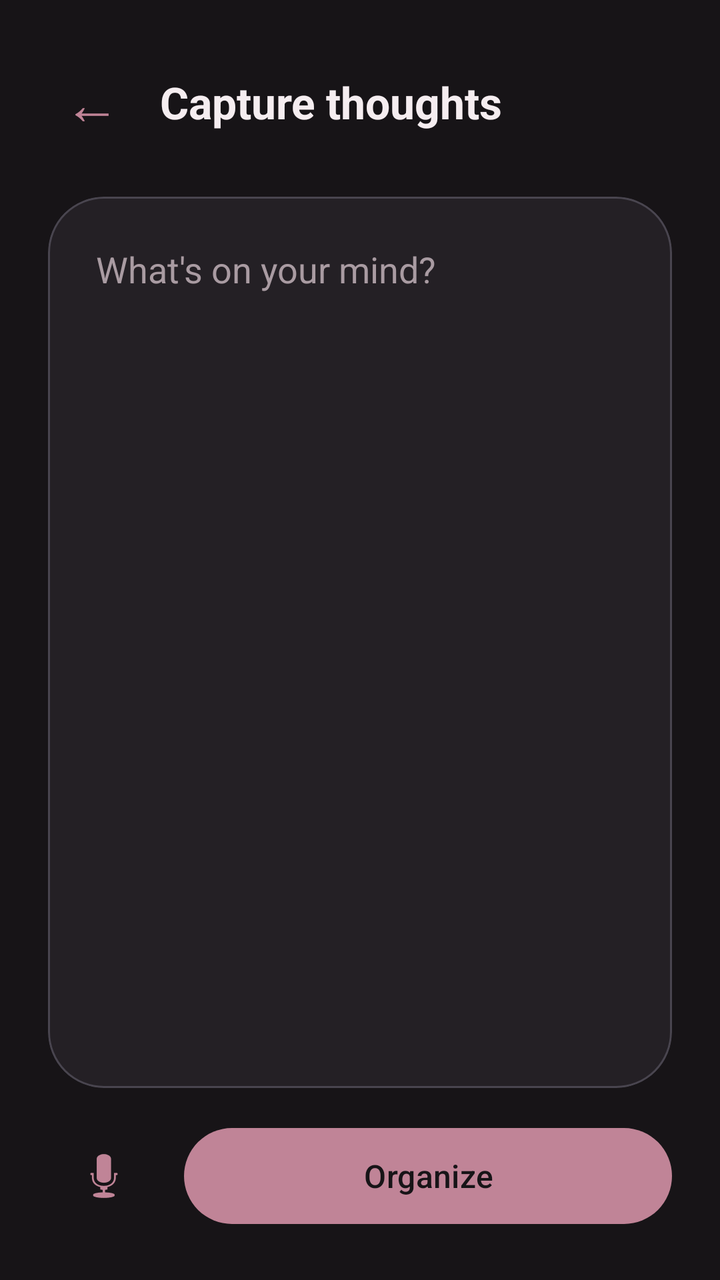
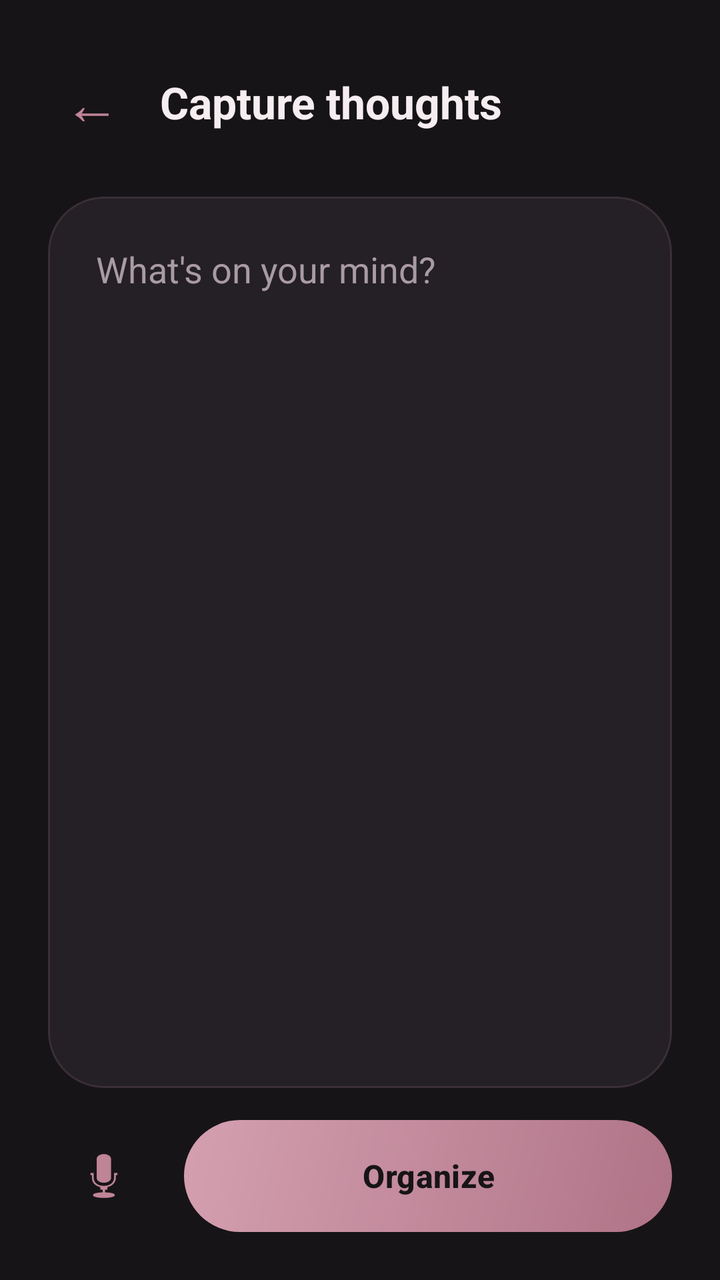

The first picture is an Android layout as it rendered before a commit; the second is the same layout after the commit. The layout source and the unified diff follow.
<!-- AndroidManifest.xml: application theme Theme.Unsaid -->
<!-- res/layout/activity_capture.xml -->
<?xml version="1.0" encoding="utf-8"?>
<LinearLayout xmlns:android="http://schemas.android.com/apk/res/android"
    xmlns:app="http://schemas.android.com/apk/res-auto"
    android:layout_width="match_parent"
    android:layout_height="match_parent"
    android:background="@color/unsaid_background"
    android:fitsSystemWindows="true"
    android:orientation="vertical"
    android:padding="24dp">

    <LinearLayout
        android:layout_width="match_parent"
        android:layout_height="wrap_content"
        android:gravity="center_vertical"
        android:orientation="horizontal">

        <TextView
            android:id="@+id/btnBack"
            android:layout_width="wrap_content"
            android:layout_height="wrap_content"
            android:contentDescription="Back"
            android:padding="8dp"
            android:text="←"
            android:textColor="@color/unsaid_accent"
            android:textSize="28sp" />

        <TextView
            android:layout_width="wrap_content"
            android:layout_height="wrap_content"
            android:layout_marginStart="12dp"
            android:text="Capture thoughts"
            android:textColor="@color/unsaid_text"
            android:textSize="22sp"
            android:textStyle="bold" />
    </LinearLayout>

    <com.google.android.material.card.MaterialCardView
        android:layout_width="match_parent"
        android:layout_height="0dp"
        android:layout_marginTop="20dp"
        android:layout_weight="1"
        app:cardBackgroundColor="@color/unsaid_surface"
        app:cardCornerRadius="28dp"
        app:cardElevation="0dp">

        <EditText
            android:id="@+id/etThought"
            android:layout_width="match_parent"
            android:layout_height="match_parent"
            android:background="@android:color/transparent"
            android:gravity="top|start"
            android:hint="What's on your mind?"
            android:inputType="textMultiLine|textCapSentences"
            android:padding="24dp"
            android:textColor="@color/unsaid_text"
            android:textColorHint="@color/unsaid_text_secondary"
            android:textSize="18sp" />
    </com.google.android.material.card.MaterialCardView>

    <LinearLayout
        android:layout_width="match_parent"
        android:layout_height="wrap_content"
        android:layout_marginTop="16dp"
        android:gravity="center_vertical"
        android:orientation="horizontal">

        <ImageButton
            android:id="@+id/btnMic"
            android:layout_width="56dp"
            android:layout_height="56dp"
            android:background="@android:color/transparent"
            android:contentDescription="Voice input"
            android:src="@android:drawable/ic_btn_speak_now"
            app:tint="@color/unsaid_accent" />

        <com.google.android.material.button.MaterialButton
            android:id="@+id/btnOrganize"
            android:layout_width="0dp"
            android:layout_height="56dp"
            android:layout_marginStart="12dp"
            android:layout_weight="1"
            android:text="Organize"
            android:textSize="16sp"
            app:cornerRadius="28dp" />
    </LinearLayout>
</LinearLayout>
<!-- resources referenced by this layout -->
<resources>
  <color name="unsaid_accent">#C08497</color>
  <color name="unsaid_background">#171417</color>
  <color name="unsaid_surface">#242025</color>
  <color name="unsaid_text">#F5EDF0</color>
  <color name="unsaid_text_secondary">#A99BA2</color>
  <style name="Theme.Unsaid" parent="Base.Theme.Unsaid" />
  <style name="Base.Theme.Unsaid" parent="Theme.Material3.Dark.NoActionBar">
          <item name="colorPrimary">@color/unsaid_accent</item>
          <item name="colorOnPrimary">@color/unsaid_background</item>
          <item name="android:colorBackground">@color/unsaid_background</item>
          <item name="colorOnBackground">@color/unsaid_text</item>
          <item name="colorSurface">@color/unsaid_surface</item>
          <item name="colorOnSurface">@color/unsaid_text</item>
          <item name="colorOnSurfaceVariant">@color/unsaid_text_secondary</item>
          <item name="android:statusBarColor">@color/unsaid_background</item>
          <item name="android:navigationBarColor">@color/unsaid_background</item>
      </style>
</resources>

<!-- the commit's change to res/layout/activity_capture.xml (unified diff, before → after) -->
@@ -41,7 +41,9 @@
         android:layout_weight="1"
         app:cardBackgroundColor="@color/unsaid_surface"
         app:cardCornerRadius="28dp"
-        app:cardElevation="0dp">
+        app:cardElevation="0dp"
+        app:strokeColor="#3A2F36"
+        app:strokeWidth="1dp">
 
         <EditText
             android:id="@+id/etThought"
@@ -81,6 +83,10 @@
             android:layout_weight="1"
             android:text="Organize"
             android:textSize="16sp"
-            app:cornerRadius="28dp" />
+            app:cornerRadius="28dp"
+            android:background="@drawable/bg_rose_card"
+            app:backgroundTint="@null"
+            android:textColor="@color/unsaid_background"
+            android:textStyle="bold" />
     </LinearLayout>
 </LinearLayout>
<!-- resource entries referenced after the edit -->
@@ -5,6 +5,16 @@
   <color name="unsaid_surface">#242025</color>
   <color name="unsaid_text">#F5EDF0</color>
   <color name="unsaid_text_secondary">#A99BA2</color>
+  <!-- drawable bg_rose_card (drawable) -->
+  <?xml version="1.0" encoding="utf-8"?>
+  <shape xmlns:android="http://schemas.android.com/apk/res/android"
+      android:shape="rectangle">
+      <gradient
+          android:angle="315"
+          android:endColor="#B07387"
+          android:startColor="#D4A0B0" />
+      <corners android:radius="28dp" />
+  </shape>
   <style name="Theme.Unsaid" parent="Base.Theme.Unsaid" />
   <style name="Base.Theme.Unsaid" parent="Theme.Material3.Dark.NoActionBar">
           <item name="colorPrimary">@color/unsaid_accent</item>
